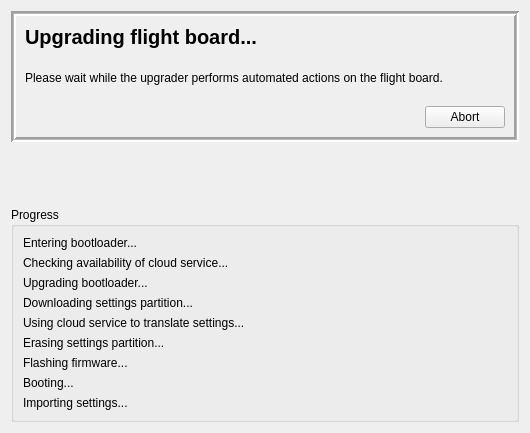
Old version of the form ground/gcs/src/plugins/uploader/upgradeassistant.ui in the repository reubenfirmin/droniNG.
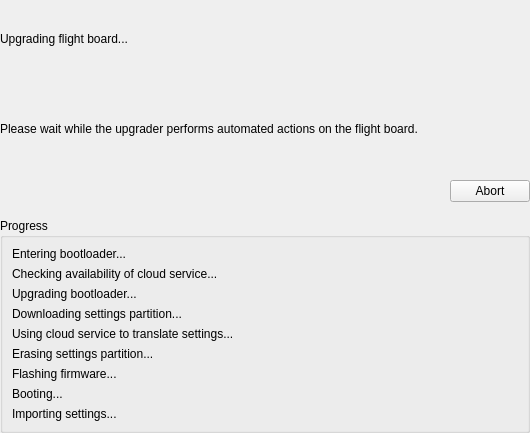
New version of the form.

Diff of the .ui file:
```diff
--- a/ground/gcs/src/plugins/uploader/upgradeassistant.ui
+++ b/ground/gcs/src/plugins/uploader/upgradeassistant.ui
@@ -14,36 +14,23 @@
    <string>droniNG Upgrade Assistant</string>
   </property>
   <layout class="QVBoxLayout" name="verticalLayout_2">
+   <property name="leftMargin"><number>0</number></property>
+   <property name="topMargin"><number>0</number></property>
+   <property name="rightMargin"><number>0</number></property>
+   <property name="bottomMargin"><number>0</number></property>
+   <property name="spacing"><number>16</number></property>
    <item>
-    <widget class="QFrame" name="frame_2">
-     <property name="enabled">
-      <bool>true</bool>
-     </property>
-     <property name="autoFillBackground">
-      <bool>false</bool>
-     </property>
-     <property name="frameShape">
-      <enum>QFrame::Box</enum>
-     </property>
-     <property name="frameShadow">
-      <enum>QFrame::Sunken</enum>
-     </property>
-     <property name="lineWidth">
-      <number>2</number>
-     </property>
-     <property name="midLineWidth">
-      <number>1</number>
-     </property>
+    <widget class="QWidget" name="frame_2">
      <layout class="QVBoxLayout" name="verticalLayout_3">
+      <property name="leftMargin"><number>0</number></property>
+      <property name="topMargin"><number>0</number></property>
+      <property name="rightMargin"><number>0</number></property>
+      <property name="bottomMargin"><number>0</number></property>
+      <property name="spacing"><number>12</number></property>
       <item>
        <widget class="QLabel" name="lblStatus">
-        <property name="font">
-         <font>
-          <pointsize>15</pointsize>
-          <weight>75</weight>
-          <bold>true</bold>
-         </font>
-        </property>
+        <property name="role" stdset="0"><string>section</string></property>
+        <property name="wordWrap"><bool>true</bool></property>
         <property name="text">
          <string>Upgrading flight board...</string>
         </property>
@@ -54,12 +41,7 @@
       </item>
       <item>
        <widget class="QLabel" name="lblDetailStatus">
-        <property name="minimumSize">
-         <size>
-          <width>0</width>
-          <height>45</height>
-         </size>
-        </property>
+        <property name="role" stdset="0"><string>muted</string></property>
         <property name="text">
          <string>Please wait while the upgrader performs automated actions on the flight board.</string>
         </property>
@@ -81,19 +63,6 @@
      </layout>
     </widget>
    </item>
-   <item>
-    <spacer name="verticalSpacer">
-     <property name="orientation">
-      <enum>Qt::Vertical</enum>
-     </property>
-     <property name="sizeHint" stdset="0">
-      <size>
-       <width>20</width>
-       <height>40</height>
-      </size>
-     </property>
-    </spacer>
-   </item>
    <item>
     <widget class="QGroupBox" name="groupBox">
      <property name="title">
```
